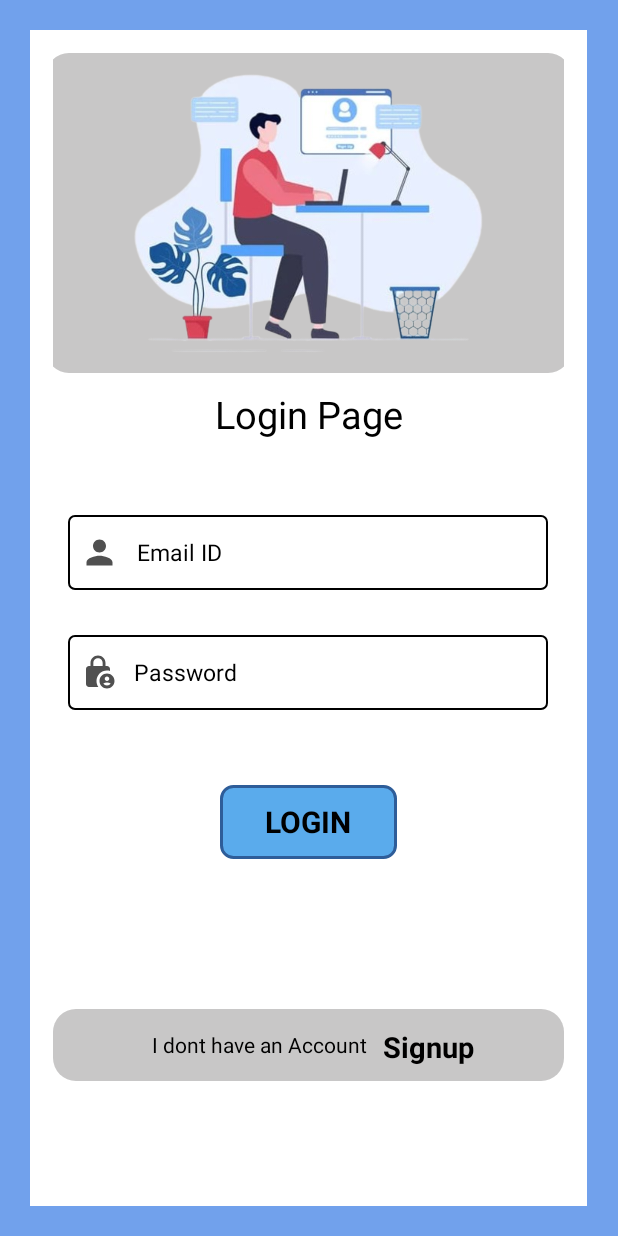
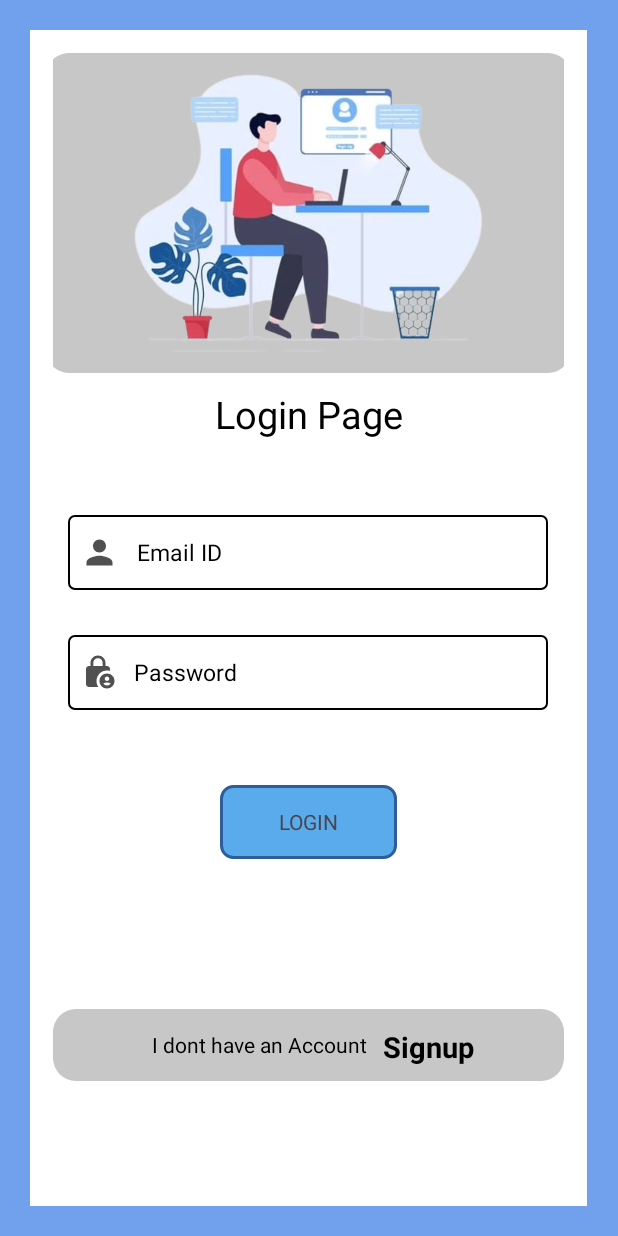
Before and after one commit to VyankteshKoli/RailwayTicketSystem, an Android app: the screen it shows after launch (LoginPage), on a phone screen of 412 x 824 dp. Run offline under Robolectric (Android 15) with nearby library versions, the phone set to English and light mode, and no system bars; our stand-ins replace Firebase (no records; nobody signed in at launch, a user with empty details on screens opened directly).

Commit message:
Update login_page.xml

```diff
--- a/app/src/main/res/layout/login_page.xml
+++ b/app/src/main/res/layout/login_page.xml
@@ -94,9 +94,7 @@
             android:background="@drawable/button_shape"
             android:gravity="center"
             android:text="LOGIN"
-            android:textColor="#000"
-            android:textSize="20dp"
-            android:textStyle="bold" />
+             />
 
         <RelativeLayout
             android:layout_width="match_parent"
```
